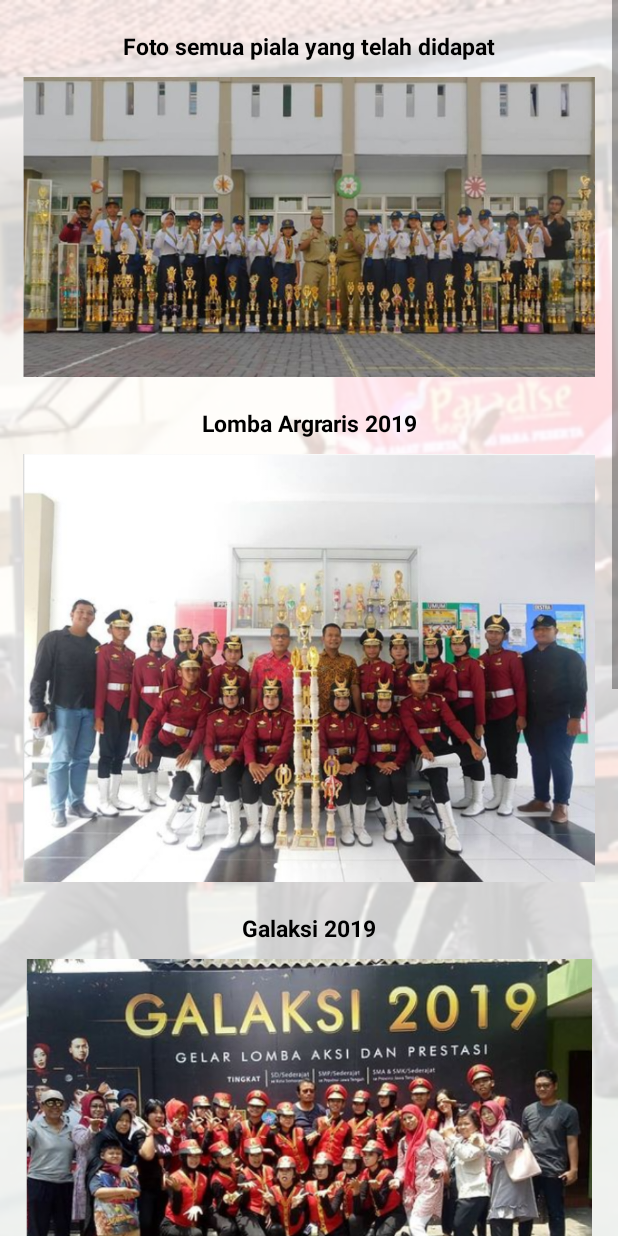
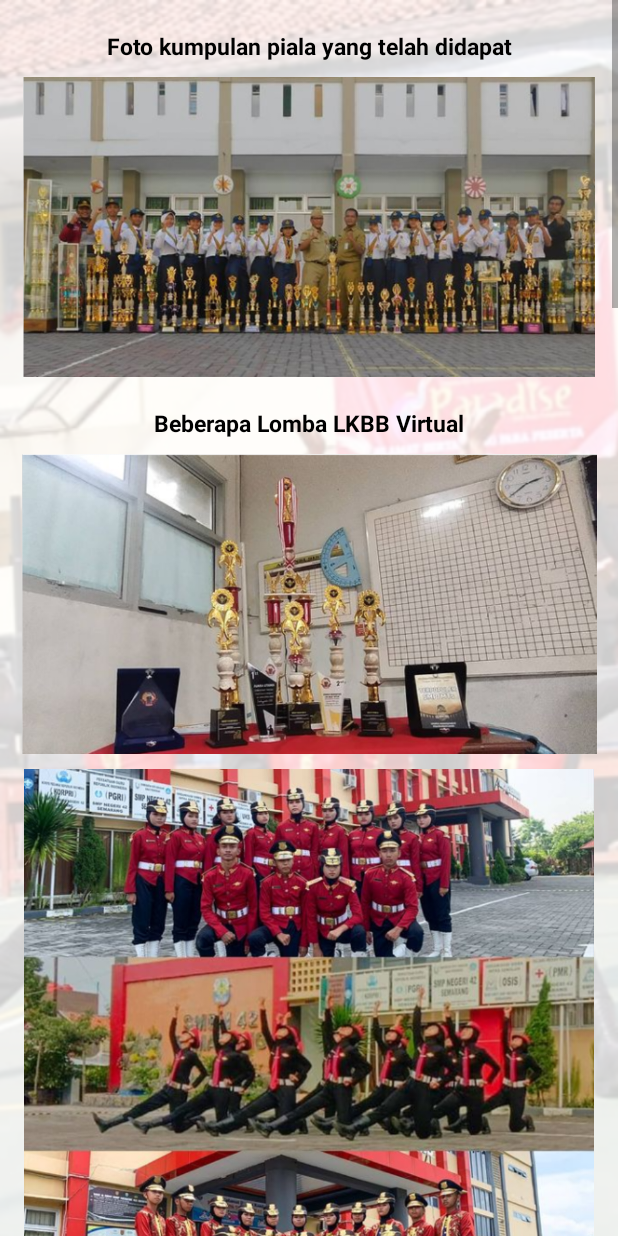
Before and after one commit to NafioPutra/SiTraSpada1, an Android app: the PrestasiActivity screen opened directly, with no data from a screen before it, on a phone screen of 412 x 824 dp. Run offline under Robolectric (Android 15) with nearby library versions, the phone set to English and light mode, and no system bars.

Commit message:
layout prestasi

```diff
--- a/app/src/main/AndroidManifest.xml
+++ b/app/src/main/AndroidManifest.xml
@@ -29,13 +29,7 @@
             android:exported="false"/>
         <activity
             android:name=".PesertaActivity1"
-            android:exported="true">
-            <intent-filter>
-                <action android:name="android.intent.action.MAIN" />
-
-                <category android:name="android.intent.category.LAUNCHER" />
-            </intent-filter>
-        </activity>
+            android:exported="false"/>
         <activity
             android:name=".LoadingActivity"
             android:exported="false"/>
@@ -53,7 +47,13 @@
             android:exported="false" />
         <activity
             android:name=".PaskibraActivity"
-            android:exported="false" />
+            android:exported="true">
+            <intent-filter>
+                <action android:name="android.intent.action.MAIN" />
+
+                <category android:name="android.intent.category.LAUNCHER" />
+            </intent-filter>
+        </activity>
         <activity
             android:name=".MainActivity"
             android:exported="false" />
--- a/app/src/main/res/layout/activity_prestasi.xml
+++ b/app/src/main/res/layout/activity_prestasi.xml
@@ -19,18 +19,56 @@
             android:layout_height="wrap_content"
             android:textAlignment="center"
             android:layout_marginTop="20dp"
-            android:text="Foto semua piala yang telah didapat"
+            android:text="Foto kumpulan piala yang telah didapat"
             android:textColor="@color/black"
             android:textSize="15sp"
             android:textStyle="bold" />
 
-        <ImageView
-            android:layout_width="match_parent"
-            android:layout_height="200dp"
-            android:layout_marginTop="10dp"
-            android:src="@drawable/piala1"/>
+                <ImageView
+                    android:layout_width="match_parent"
+                    android:layout_height="200dp"
+                    android:layout_marginTop="10dp"
+                    android:src="@drawable/piala1" />
 
-        <TextView
+                <TextView
+                    android:layout_width="match_parent"
+                    android:layout_height="wrap_content"
+                    android:textAlignment="center"
+                    android:layout_marginTop="20dp"
+                    android:text="Beberapa Lomba LKBB Virtual"
+                    android:textColor="@color/black"
+                    android:textSize="15sp"
+                    android:textStyle="bold" />
+
+                <ImageView
+                    android:layout_width="match_parent"
+                    android:layout_height="200dp"
+                    android:layout_marginTop="10dp"
+                    android:src="@drawable/piala3"/>
+
+                <ImageView
+                    android:layout_width="match_parent"
+                    android:layout_height="380dp"
+                    android:layout_marginTop="10dp"
+                    android:src="@drawable/lombavirtual"/>
+
+                <TextView
+                    android:layout_width="match_parent"
+                    android:layout_height="wrap_content"
+                    android:textAlignment="center"
+                    android:layout_marginTop="20dp"
+                    android:text="Lomba Galaksi 2019 se Jawa Tengah"
+                    android:textColor="@color/black"
+                    android:textSize="15sp"
+                    android:textStyle="bold" />
+
+                <ImageView
+                    android:layout_width="match_parent"
+                    android:layout_height="252dp"
+                    android:layout_marginTop="10dp"
+                    android:src="@drawable/lkpbb1"/>
+
+                <TextView
             android:layout_width="match_parent"
             android:layout_height="wrap_content"
             android:textAlignment="center"
@@ -51,7 +89,7 @@
             android:layout_height="wrap_content"
             android:textAlignment="center"
             android:layout_marginTop="20dp"
-            android:text="Galaksi 2019"
+            android:text="Lomba Galaksi 2019 se Jawa Tengah"
             android:textColor="@color/black"
             android:textSize="15sp"
             android:textStyle="bold" />
@@ -67,7 +105,7 @@
             android:layout_height="wrap_content"
             android:textAlignment="center"
             android:layout_marginTop="20dp"
-            android:text="Paradise 2019"
+            android:text="Lomba Paradise Season 2 2019"
             android:textColor="@color/black"
             android:textSize="15sp"
             android:textStyle="bold" />
@@ -83,7 +121,7 @@
             android:layout_height="wrap_content"
             android:textAlignment="center"
             android:layout_marginTop="20dp"
-            android:text="LPBB"
+            android:text="LPBB tingkat SMP se Kota Semarang 2019"
             android:textColor="@color/black"
             android:textSize="15sp"
             android:textStyle="bold" />
@@ -95,6 +133,55 @@
             android:src="@drawable/lpbb"
             android:layout_marginBottom="20dp"/>
 
+                <TextView
+                    android:layout_width="match_parent"
+                    android:layout_height="wrap_content"
+                    android:textAlignment="center"
+                    android:layout_marginTop="20dp"
+                    android:text="LPBB GAYADHA 2019"
+                    android:textColor="@color/black"
+                    android:textSize="15sp"
+                    android:textStyle="bold" />
+
+                <ImageView
+                    android:layout_width="match_parent"
+                    android:layout_height="250dp"
+                    android:layout_marginTop="10dp"
+                    android:src="@drawable/klpbb2"
+                    android:layout_marginBottom="20dp"/>
+
+                <TextView
+                    android:layout_width="match_parent"
+                    android:layout_height="wrap_content"
+                    android:textAlignment="center"
+                    android:layout_marginTop="20dp"
+                    android:text="LKPBB SAPI 2019 se Pulau Jawa"
+                    android:textColor="@color/black"
+                    android:textSize="15sp"
+                    android:textStyle="bold" />
+
+                <ImageView
+                    android:layout_width="match_parent"
+                    android:layout_height="210dp"
+                    android:layout_marginTop="10dp"
+                    android:src="@drawable/lkpbbsapi"/>
+
+                <TextView
+                    android:layout_width="match_parent"
+                    android:layout_height="wrap_content"
+                    android:textAlignment="center"
+                    android:layout_marginTop="20dp"
+                    android:text="Lomba Manunggal 2020"
+                    android:textColor="@color/black"
+                    android:textSize="15sp"
+                    android:textStyle="bold" />
+
+                <ImageView
+                    android:layout_width="match_parent"
+                    android:layout_height="250dp"
+                    android:layout_marginTop="10dp"
+                    android:src="@drawable/manunggal"/>
+
         </LinearLayout>
 
     </ScrollView>
```
Also changed, not shown: app/src/main/res/drawable/lkpbbsapi.png (added), app/src/main/res/drawable/lombavirtual.png (added), app/src/main/res/drawable/manunggal.png (added).
